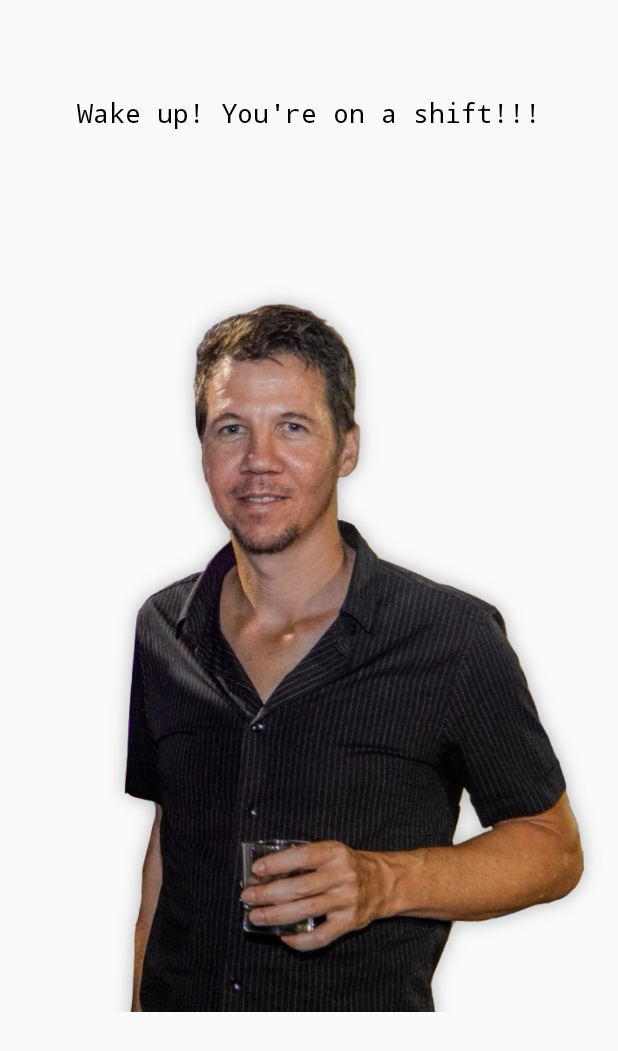
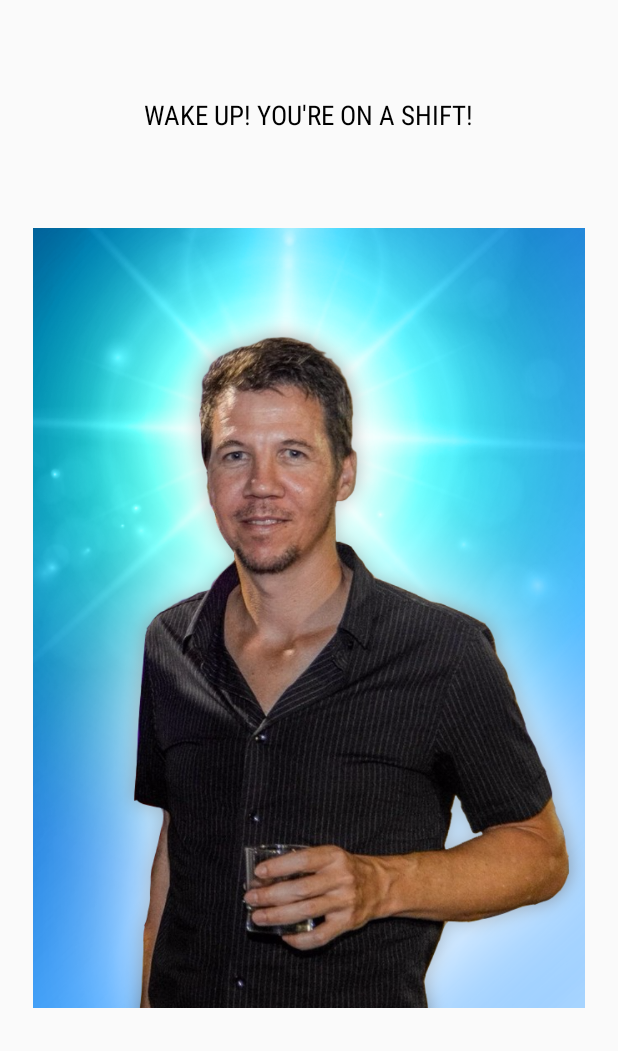
Before and after one commit to shmulik-klein/OnDutyPager, an Android app: the layout activity_main.xml on its own in the app's theme, with its tools: preview values and no code run, on a phone screen of 412 x 824 dp. Shown: the top 1051 px of the screen. Run offline under Robolectric (Android 15) with nearby library versions, the phone set to English and light mode, and no system bars.

```diff
--- a/app/src/main/res/layout/activity_main.xml
+++ b/app/src/main/res/layout/activity_main.xml
@@ -8,8 +8,8 @@
 
     <ImageButton
         android:id="@+id/stop_btn"
-        android:layout_width="wrap_content"
-        android:layout_height="wrap_content"
+        android:layout_width="368dp"
+        android:layout_height="520dp"
         android:layout_below="@+id/title_txt"
         android:layout_centerHorizontal="true"
         android:adjustViewBounds="true"
@@ -19,29 +19,21 @@
         app:layout_constraintLeft_toLeftOf="parent"
         app:layout_constraintRight_toRightOf="parent"
         app:layout_constraintTop_toTopOf="parent"
-        app:srcCompat="@drawable/ziv_transparent" />
+        app:srcCompat="@drawable/ziv" />
 
     <TextView
         android:id="@+id/title_txt"
         android:layout_width="wrap_content"
         android:layout_height="wrap_content"
         android:layout_centerHorizontal="true"
-        android:fontFamily="monospace"
-        android:text="Wake up! You're on a shift!!!"
+        android:fontFamily="sans-serif-condensed"
+        android:text="Wake up! You're on a shift!"
+        android:textAllCaps="true"
         android:textColor="#000000"
         android:textSize="18sp"
+        app:layout_constraintBottom_toTopOf="@+id/stop_btn"
+        app:layout_constraintLeft_toLeftOf="parent"
         app:layout_constraintRight_toRightOf="parent"
-        app:layout_constraintLeft_toLeftOf="parent"
-        app:layout_constraintBottom_toTopOf="@+id/stop_btn"
         app:layout_constraintTop_toTopOf="parent" />
 
-    <TextView
-        android:id="@+id/txtview"
-        android:layout_below="@+id/stop_btn"
-        android:layout_width="wrap_content"
-        android:layout_height="wrap_content"
-        android:maxLines="5"
-        android:textSize="20sp"
-        tools:layout_editor_absoluteY="0dp"
-        tools:layout_editor_absoluteX="0dp" />
 </android.support.constraint.ConstraintLayout>
```
Also changed, not shown: app/src/main/java/com/sklein/ubimo_pager/SMSReceiver.java (+3 -7 lines), app/src/main/java/com/sklein/ubimo_pager/WelcomeActivity.java (+18 -2 lines), app/src/main/res/drawable/ziv.png, app/src/main/res/drawable/ziv_transparent.png (deleted).
